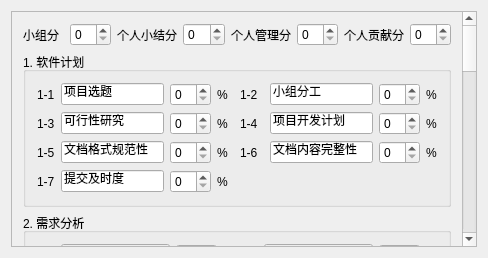
Old version of the form indicatemng.ui in the repository z7884922/SEEAS_a.
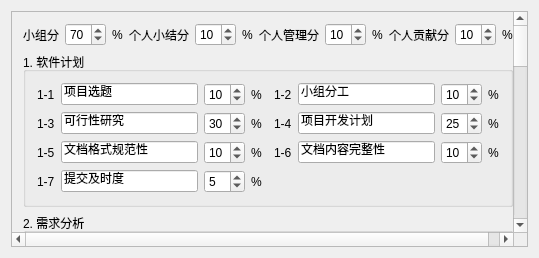
New version of the form.

Diff of the .ui file:
```diff
--- a/indicatemng.ui
+++ b/indicatemng.ui
@@ -6,7 +6,7 @@
    <rect>
     <x>0</x>
     <y>0</y>
-    <width>488</width>
+    <width>539</width>
     <height>258</height>
    </rect>
   </property>
@@ -19,7 +19,7 @@
   <property name="windowTitle">
    <string>IndicateMng</string>
   </property>
-  <layout class="QHBoxLayout" name="horizontalLayout_9">
+  <layout class="QVBoxLayout" name="verticalLayout_2">
    <item>
     <widget class="QScrollArea" name="scrollArea">
      <property name="widgetResizable">
@@ -29,9 +29,9 @@
       <property name="geometry">
        <rect>
         <x>0</x>
-        <y>0</y>
-        <width>451</width>
-        <height>906</height>
+        <y>-656</y>
+        <width>502</width>
+        <height>894</height>
        </rect>
       </property>
       <layout class="QVBoxLayout" name="verticalLayout">
@@ -48,7 +48,18 @@
           </widget>
          </item>
          <item>
-          <widget class="QSpinBox" name="mark1SpinBox"/>
+          <widget class="QSpinBox" name="mark1SpinBox">
+           <property name="value">
+            <number>70</number>
+           </property>
+          </widget>
+         </item>
+         <item>
+          <widget class="QLabel" name="label_47">
+           <property name="text">
+            <string>%</string>
+           </property>
+          </widget>
          </item>
          <item>
           <widget class="QLabel" name="mark2Label">
@@ -61,7 +72,18 @@
           </widget>
          </item>
          <item>
-          <widget class="QSpinBox" name="mark2SpinBox"/>
+          <widget class="QSpinBox" name="mark2SpinBox">
+           <property name="value">
+            <number>10</number>
+           </property>
+          </widget>
+         </item>
+         <item>
+          <widget class="QLabel" name="label_48">
+           <property name="text">
+            <string>%</string>
+           </property>
+          </widget>
          </item>
          <item>
           <widget class="QLabel" name="mark3Label">
@@ -74,7 +96,18 @@
           </widget>
          </item>
          <item>
-          <widget class="QSpinBox" name="mark3SpinBox"/>
+          <widget class="QSpinBox" name="mark3SpinBox">
+           <property name="value">
+            <number>10</number>
+           </property>
+          </widget>
+         </item>
+         <item>
+          <widget class="QLabel" name="label_49">
+           <property name="text">
+            <string>%</string>
+           </property>
+          </widget>
          </item>
          <item>
           <widget class="QLabel" name="mark4Label">
@@ -87,7 +120,18 @@
           </widget>
          </item>
          <item>
-          <widget class="QSpinBox" name="mark4SpinBox"/>
+          <widget class="QSpinBox" name="mark4SpinBox">
+           <property name="value">
+            <number>10</number>
+           </property>
+          </widget>
+         </item>
+         <item>
+          <widget class="QLabel" name="label_50">
+           <property name="text">
+            <string>%</string>
+           </property>
+          </widget>
          </item>
         </layout>
        </item>
@@ -124,7 +168,11 @@
            </widget>
           </item>
           <item row="0" column="2">
-           <widget class="QSpinBox" name="pro1_1SpinBox"/>
+           <widget class="QSpinBox" name="pro1_1SpinBox">
+            <property name="value">
+             <number>10</number>
+            </property>
+           </widget>
           </item>
           <item row="0" column="3" colspan="2">
            <widget class="QLabel" name="label">
@@ -146,17 +194,21 @@
             </property>
            </widget>
           </item>
-          <item row="0" column="7">
+          <item row="0" column="6">
            <widget class="QLineEdit" name="pro1_2LineEdit">
             <property name="text">
              <string>小组分工</string>
             </property>
            </widget>
           </item>
+          <item row="0" column="7">
+           <widget class="QSpinBox" name="pro1_2SpinBox">
+            <property name="value">
+             <number>10</number>
+            </property>
+           </widget>
+          </item>
           <item row="0" column="8">
-           <widget class="QSpinBox" name="pro1_2SpinBox"/>
-          </item>
-          <item row="0" column="9">
            <widget class="QLabel" name="label_6">
             <property name="text">
              <string>%</string>
@@ -184,7 +236,11 @@
            </widget>
           </item>
           <item row="1" column="2">
-           <widget class="QSpinBox" name="pro1_3SpinBox"/>
+           <widget class="QSpinBox" name="pro1_3SpinBox">
+            <property name="value">
+             <number>30</number>
+            </property>
+           </widget>
           </item>
           <item row="1" column="3" colspan="2">
            <widget class="QLabel" name="label_2">
@@ -206,17 +262,21 @@
             </property>
            </widget>
           </item>
-          <item row="1" column="7">
+          <item row="1" column="6">
            <widget class="QLineEdit" name="pro1_4LineEdit">
             <property name="text">
              <string>项目开发计划</string>
             </property>
            </widget>
           </item>
+          <item row="1" column="7">
+           <widget class="QSpinBox" name="pro1_4SpinBox">
+            <property name="value">
+             <number>25</number>
+            </property>
+           </widget>
+          </item>
           <item row="1" column="8">
-           <widget class="QSpinBox" name="pro1_4SpinBox"/>
-          </item>
-          <item row="1" column="9">
            <widget class="QLabel" name="label_5">
             <property name="text">
              <string>%</string>
@@ -244,7 +304,11 @@
            </widget>
           </item>
           <item row="2" column="2">
-           <widget class="QSpinBox" name="pro1_5SpinBox"/>
+           <widget class="QSpinBox" name="pro1_5SpinBox">
+            <property name="value">
+             <number>10</number>
+            </property>
+           </widget>
           </item>
           <item row="2" column="3" colspan="2">
            <widget class="QLabel" name="label_3">
@@ -266,17 +330,21 @@
             </property>
            </widget>
           </item>
-          <item row="2" column="7">
+          <item row="2" column="6">
            <widget class="QLineEdit" name="pro1_6LineEdit">
             <property name="text">
              <string>文档内容完整性</string>
             </property>
            </widget>
           </item>
+          <item row="2" column="7">
+           <widget class="QSpinBox" name="pro1_6SpinBox">
+            <property name="value">
+             <number>10</number>
+            </property>
+           </widget>
+          </item>
           <item row="2" column="8">
-           <widget class="QSpinBox" name="pro1_6SpinBox"/>
-          </item>
-          <item row="2" column="9">
            <widget class="QLabel" name="label_7">
             <property name="text">
              <string>%</string>
@@ -304,7 +372,11 @@
            </widget>
           </item>
           <item row="3" column="2">
-           <widget class="QSpinBox" name="pro1_7SpinBox"/>
+           <widget class="QSpinBox" name="pro1_7SpinBox">
+            <property name="value">
+             <number>5</number>
+            </property>
+           </widget>
           </item>
           <item row="3" column="3">
            <widget class="QLabel" name="label_4">
@@ -313,7 +385,7 @@
             </property>
            </widget>
           </item>
-          <item row="3" column="4" colspan="6">
+          <item row="3" column="4" colspan="4">
            <spacer name="horizontalSpacer">
             <property name="orientation">
              <enum>Qt::Horizontal</enum>
@@ -371,6 +443,13 @@
             </property>
            </widget>
           </item>
+          <item row="0" column="6">
+           <widget class="QSpinBox" name="pro2_2SpinBox">
+            <property name="value">
+             <number>20</number>
+            </property>
+           </widget>
+          </item>
           <item row="0" column="4">
            <widget class="QLabel" name="pro2_2Label">
             <property name="text">
@@ -444,6 +523,33 @@
             </property>
            </widget>
           </item>
+          <item row="0" column="0">
+           <widget class="QLabel" name="pro2_1Label">
+            <property name="text">
+             <string>2-1</string>
+            </property>
+            <property name="alignment">
+             <set>Qt::AlignLeading|Qt::AlignLeft|Qt::AlignVCenter</set>
+            </property>
+            <property name="buddy">
+             <cstring>pro2_1LineEdit</cstring>
+            </property>
+           </widget>
+          </item>
+          <item row="1" column="2">
+           <widget class="QSpinBox" name="pro2_3SpinBox">
+            <property name="value">
+             <number>10</number>
+            </property>
+           </widget>
+          </item>
+          <item row="0" column="2">
+           <widget class="QSpinBox" name="pro2_1SpinBox">
+            <property name="value">
+             <number>30</number>
+            </property>
+           </widget>
+          </item>
           <item row="1" column="5">
            <widget class="QLineEdit" name="pro2_4LineEdit">
             <property name="text">
```
Left out of the diff: 445 changed lines with no effect on the pictures.
